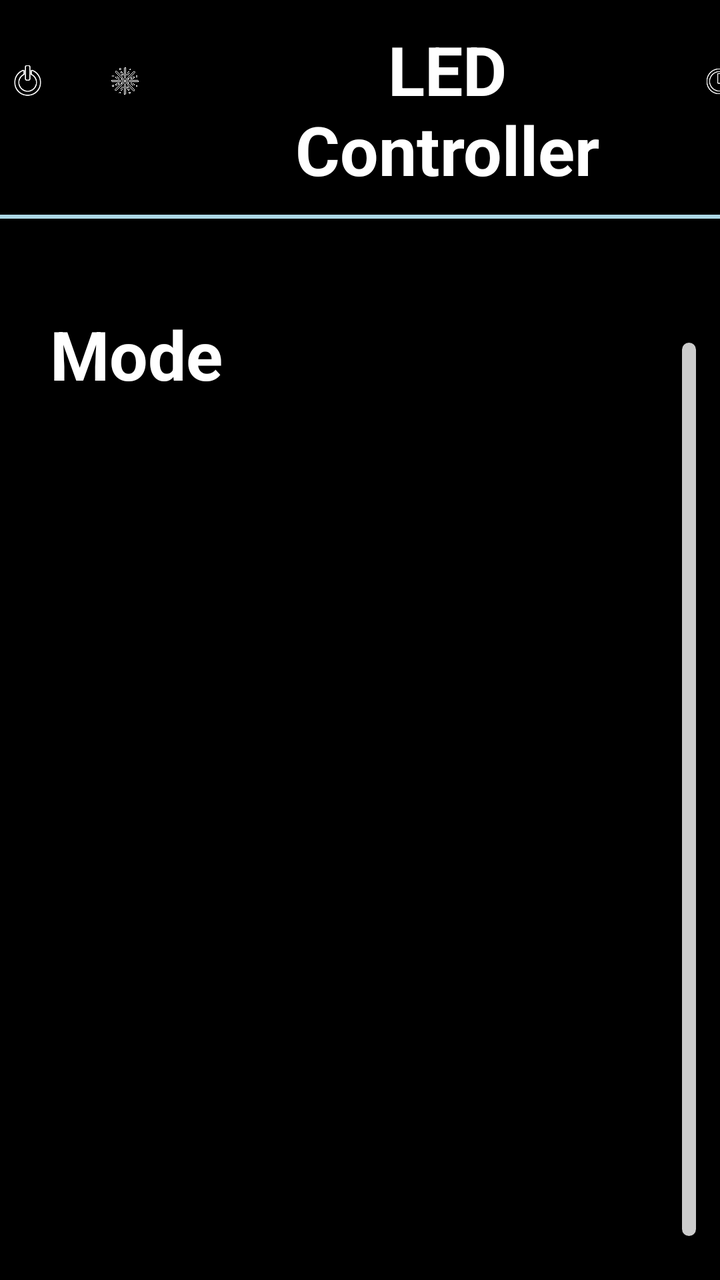
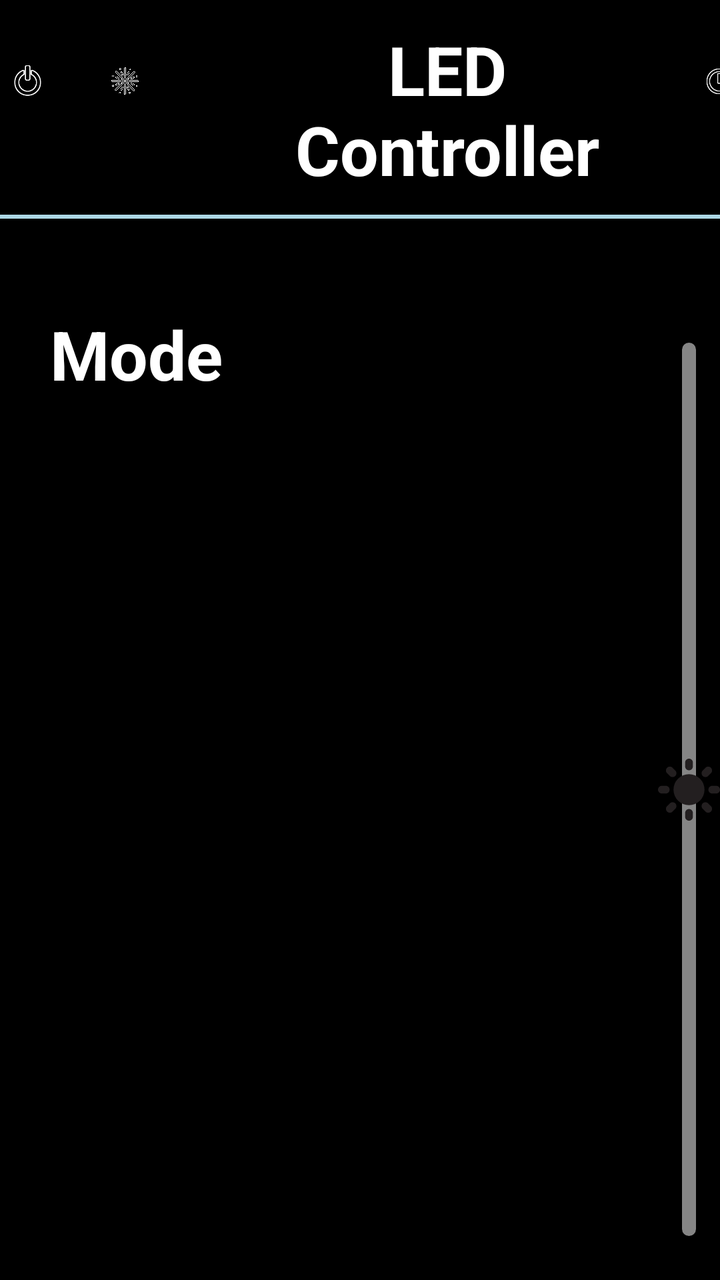

The first picture is an Android layout as it rendered before a commit; the second is the same layout after the commit. The layout source and the unified diff follow.
<!-- AndroidManifest.xml: activity theme DarkAppTheme -->
<!-- res/layout/activity_main.xml -->
<?xml version="1.0" encoding="utf-8"?>
<LinearLayout xmlns:android="http://schemas.android.com/apk/res/android"
    xmlns:app="http://schemas.android.com/apk/res-auto"
    xmlns:tools="http://schemas.android.com/tools"
    android:layout_width="match_parent"
    android:layout_height="match_parent"
    android:orientation="vertical">

    <LinearLayout
        android:layout_width="match_parent"
        android:layout_height="wrap_content"
        android:orientation="horizontal">

        <ImageButton
            android:id="@+id/imageButton1"
            android:layout_width="75dp"
            android:layout_height="75dp"
            android:layout_marginStart="7dp"
            android:layout_marginTop="3dp"
            android:layout_marginEnd="0dp"
            android:layout_weight="1"
            android:background="@drawable/transparent_background"
            android:contentDescription="@string/powerbutton"
            android:scaleType="centerInside"
            android:src="@drawable/power_button_off_selector" />

        <ImageButton
            android:id="@+id/modesbutton"
            android:layout_width="75dp"
            android:layout_height="75dp"
            android:layout_marginStart="35dp"
            android:layout_marginTop="3dp"
            android:layout_marginEnd="25dp"
            android:layout_weight="1"
            android:background="@drawable/transparent_background"
            android:contentDescription="@string/modesbutton"
            android:scaleType="centerInside"
            android:src="@drawable/modes_button_selector" />

        <TextView
            android:id="@+id/textView"
            android:layout_width="wrap_content"
            android:layout_height="wrap_content"
            android:layout_marginLeft="50dp"
            android:layout_marginTop="12dp"
            android:layout_marginRight="50dp"
            android:layout_weight="1"
            android:gravity="center_horizontal"
            android:text="@string/led_controller"
            android:textAlignment="center"
            android:textSize="34sp"
            android:textColor="@color/white"
            android:textStyle="bold" />

        <ImageView
            android:id="@+id/imageView"
            android:layout_width="wrap_content"
            android:layout_height="wrap_content"
            android:layout_marginLeft="0dp"
            android:layout_marginTop="17dp"
            android:layout_marginRight="0dp"
            android:layout_weight="1"
            android:background="@drawable/transparent_background"
            android:contentDescription="@string/connection"
            android:scaleType="centerInside"
            app:srcCompat="@drawable/stat_dis_button" />

        <ImageButton
            android:id="@+id/imageButton2"
            android:layout_width="75dp"
            android:layout_height="75dp"
            android:layout_marginLeft="0dp"
            android:layout_marginTop="3dp"
            android:layout_marginRight="0dp"
            android:layout_weight="1"
            android:background="@drawable/transparent_background"
            android:contentDescription="@string/alarmbutton"
            android:scaleType="centerInside"
            android:src="@drawable/alarm_button_selector" />

        <ImageButton
            android:id="@+id/imageButton3"
            android:layout_width="75dp"
            android:layout_height="75dp"
            android:layout_marginStart="0dp"
            android:layout_marginTop="3dp"
            android:layout_marginEnd="2dp"
            android:layout_weight="1"
            android:background="@drawable/transparent_background"
            android:contentDescription="@string/button"
            android:scaleType="centerInside"
            android:src="@drawable/settings_button_selector" />

    </LinearLayout>

    
    <View
        android:id="@+id/settingModeDivider"
        android:layout_width="match_parent"
        android:layout_height="2dp"
        android:layout_marginTop="10dp"
        android:background="@color/light_blue" />

    <LinearLayout
        android:layout_width="match_parent"
        android:layout_height="wrap_content"
        android:orientation="horizontal"
        android:layout_marginStart="10dp"
        android:layout_marginTop="20dp"
        android:baselineAligned="false">

        
        <FrameLayout
            android:id="@+id/dynamicLayoutContainer"
            android:layout_width="0dp"
            android:layout_height="match_parent"
            android:layout_marginStart="10dp"
            android:layout_marginTop="20dp"
            android:layout_weight="10">

            <TextView
                android:id="@+id/textView5"
                android:layout_width="wrap_content"
                android:layout_height="wrap_content"
                android:layout_margin="5dp"
                android:background="@drawable/transparent_background"
                android:gravity="center_horizontal"
                android:text="@string/mode"
                android:textAlignment="center"
                android:textColor="@color/white"
                android:textSize="34sp"
                android:textStyle="bold" />
        </FrameLayout>

        
        <LinearLayout
            android:layout_width="0dp"
            android:layout_weight="1"
            android:layout_marginTop="30dp"
            android:layout_marginBottom="10dp"
            android:layout_height="match_parent"
            android:orientation="vertical"
            android:gravity="center">
            <FrameLayout
                android:id="@+id/sliderContainer"
                android:layout_width="wrap_content"
                android:layout_height="match_parent"
                tools:ignore="UselessParent">

                
                <View
                    android:id="@+id/sliderBackground"
                    android:layout_width="match_parent"
                    android:layout_marginTop="5dp"
                    android:layout_marginBottom="5dp"
                    android:layout_height="match_parent"
                    android:background="@drawable/slider_background" />

                
                <View
                    android:id="@+id/sliderThumb"
                    android:layout_width="match_parent"
                    android:layout_height="0dp"
                    android:layout_margin="5dp"
                    android:layout_marginBottom="0dp"
                    android:layout_gravity="bottom"
                    android:background="@drawable/slider_thumb" />

                
                <View
                    android:id="@+id/blackBorder"
                    android:layout_width="match_parent"
                    android:layout_height="match_parent"
                    android:background="@drawable/black_border_drawable" />
            </FrameLayout>
        </LinearLayout>
    </LinearLayout>
</LinearLayout>
<!-- resources referenced by this layout -->
<resources>
  <color name="light_blue">#ADD8E6</color>
  <color name="white">#FFFFFFFF</color>
  <!-- drawable alarm_button_selector (drawable) -->
  <selector xmlns:android="http://schemas.android.com/apk/res/android">
      
      <item android:drawable="@drawable/alarm_clicked" android:state_pressed="true" />
      <item android:drawable="@drawable/alarm_normal" />
  
  </selector>
  <!-- drawable black_border_drawable (drawable) -->
  <shape xmlns:android="http://schemas.android.com/apk/res/android">
      <solid android:color="@android:color/transparent" /> 
      <stroke
          android:width="12dp"
          android:color="#000000" /> 
      <corners android:radius="10dp" /> 
  </shape>
  <!-- drawable modes_button_selector (drawable) -->
  <selector xmlns:android="http://schemas.android.com/apk/res/android">
      
      <item android:drawable="@drawable/modes_icon_clicked" android:state_pressed="true" />
      <item android:drawable="@drawable/modes_icon" />
  </selector>
  <!-- drawable power_button_off_selector (drawable) -->
  <selector xmlns:android="http://schemas.android.com/apk/res/android">
      
      <item android:drawable="@drawable/power_clicked" android:state_pressed="true" />
      <item android:drawable="@drawable/power_normal" />
  </selector>
  <!-- drawable settings_button_selector (drawable) -->
  <selector xmlns:android="http://schemas.android.com/apk/res/android">
      
      <item android:drawable="@drawable/settings_clicked" android:state_pressed="true" />
      <item android:drawable="@drawable/settings_normal" />
  </selector>
  <!-- drawable slider_background (drawable) -->
  <shape xmlns:android="http://schemas.android.com/apk/res/android">
      <solid android:color="#CCCCCC" />
      <corners android:radius="16dp" />
  </shape>
  <!-- drawable slider_thumb (drawable) -->
  <shape xmlns:android="http://schemas.android.com/apk/res/android">
      <solid android:color="#FF5722" />
      <corners android:radius="16dp" />
  </shape>
  <!-- drawable stat_dis_button: png bitmap (drawable, 664 bytes) -->
  <!-- drawable transparent_background (drawable) -->
  <layer-list xmlns:android="http://schemas.android.com/apk/res/android">
      <item android:drawable="@android:color/transparent" />
  </layer-list>
  <string name="alarmbutton">AlarmButton</string>
  <string name="button">Button</string>
  <string name="connection">Connection</string>
  <string name="led_controller">LED Controller</string>
  <string name="mode">Mode</string>
  <string name="modesbutton">modesButton</string>
  <string name="powerbutton">PowerButton</string>
  <style name="DarkAppTheme" parent="Theme.MaterialComponents.DayNight">
          <item name="windowActionBar">false</item>
          <item name="android:background">@color/black</item>
          <item name="windowNoTitle">true</item>
      </style>
  <!-- drawable alarm_clicked: png bitmap (drawable, 5446 bytes) -->
  <!-- drawable alarm_normal: png bitmap (drawable, 4287 bytes) -->
  <!-- drawable modes_icon_clicked: png bitmap (drawable, 59213 bytes) -->
  <!-- drawable modes_icon: png bitmap (drawable, 54221 bytes) -->
  <!-- drawable power_clicked: png bitmap (drawable, 4766 bytes) -->
  <!-- drawable power_normal: png bitmap (drawable, 3811 bytes) -->
  <!-- drawable settings_clicked: png bitmap (drawable, 7175 bytes) -->
  <!-- drawable settings_normal: png bitmap (drawable, 6334 bytes) -->
  <color name="black">#FF000000</color>
</resources>

<!-- the commit's change to res/layout/activity_main.xml (unified diff, before → after) -->
@@ -161,7 +161,7 @@
                     android:id="@+id/sliderThumb"
                     android:layout_width="match_parent"
                     android:layout_height="0dp"
-                    android:layout_margin="5dp"
+                    android:layout_margin="10dp"
                     android:layout_marginBottom="0dp"
                     android:layout_gravity="bottom"
                     android:background="@drawable/slider_thumb" />
@@ -172,6 +172,24 @@
                     android:layout_width="match_parent"
                     android:layout_height="match_parent"
                     android:background="@drawable/black_border_drawable" />
+
+                <FrameLayout
+                    android:layout_width="wrap_content"
+                    android:layout_height="wrap_content"
+                    android:layout_gravity="center_horizontal"
+                    android:layout_marginBottom="10dp"
+                    android:background="@drawable/transparent_background">
+
+                </FrameLayout>
+
+                <ImageView
+                    android:id="@+id/sunIcon"
+                    android:layout_width="wrap_content"
+                    android:layout_height="match_parent"
+                    android:layout_gravity="center"
+                    android:background="@drawable/transparent_background"
+                    android:contentDescription="@drawable/sun_svg"
+                    app:srcCompat="@drawable/sun_svg" />
             </FrameLayout>
         </LinearLayout>
     </LinearLayout>
<!-- resource entries referenced after the edit -->
@@ -15,7 +15,7 @@
       <stroke
           android:width="12dp"
           android:color="#000000" /> 
-      <corners android:radius="10dp" /> 
+      <corners android:radius="20dp" /> 
   </shape>
   <!-- drawable modes_button_selector (drawable) -->
   <selector xmlns:android="http://schemas.android.com/apk/res/android">
@@ -37,15 +37,16 @@
   </selector>
   <!-- drawable slider_background (drawable) -->
   <shape xmlns:android="http://schemas.android.com/apk/res/android">
-      <solid android:color="#CCCCCC" />
-      <corners android:radius="16dp" />
+      <solid android:color="#858585" />
+      <corners android:radius="26dp" />
   </shape>
   <!-- drawable slider_thumb (drawable) -->
   <shape xmlns:android="http://schemas.android.com/apk/res/android">
-      <solid android:color="#FF5722" />
+      <solid android:color="#D1D1D1" />
       <corners android:radius="16dp" />
   </shape>
   <!-- drawable stat_dis_button: png bitmap (drawable, 664 bytes) -->
+  <!-- drawable sun_svg: vector/xml drawable (drawable, 2414 chars, omitted) -->
   <!-- drawable transparent_background (drawable) -->
   <layer-list xmlns:android="http://schemas.android.com/apk/res/android">
       <item android:drawable="@android:color/transparent" />
